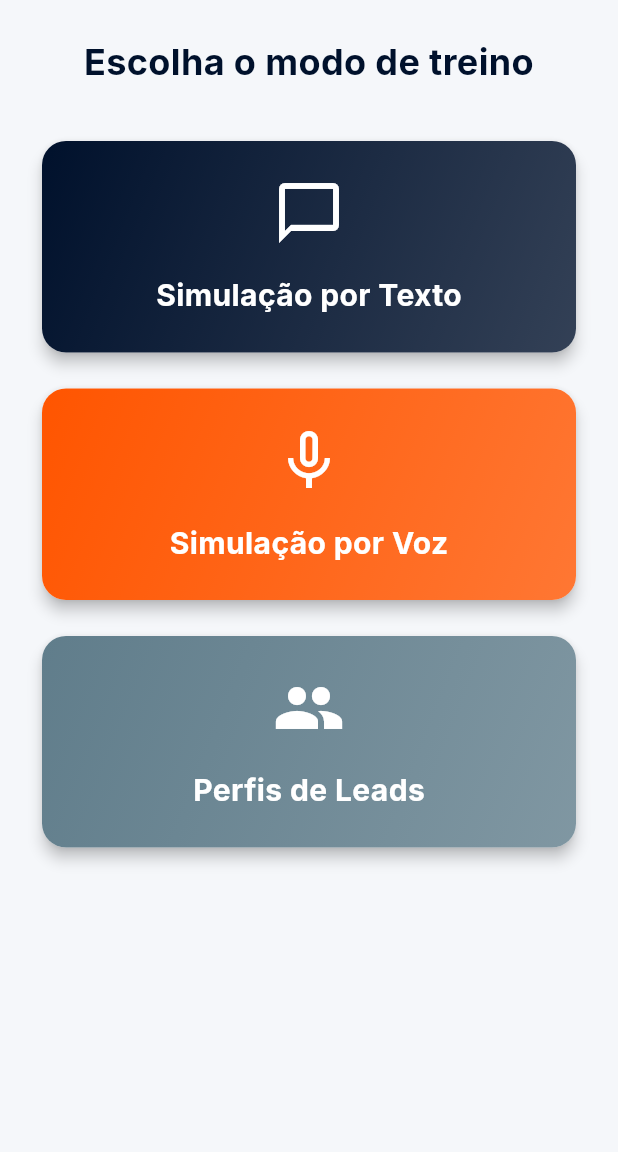
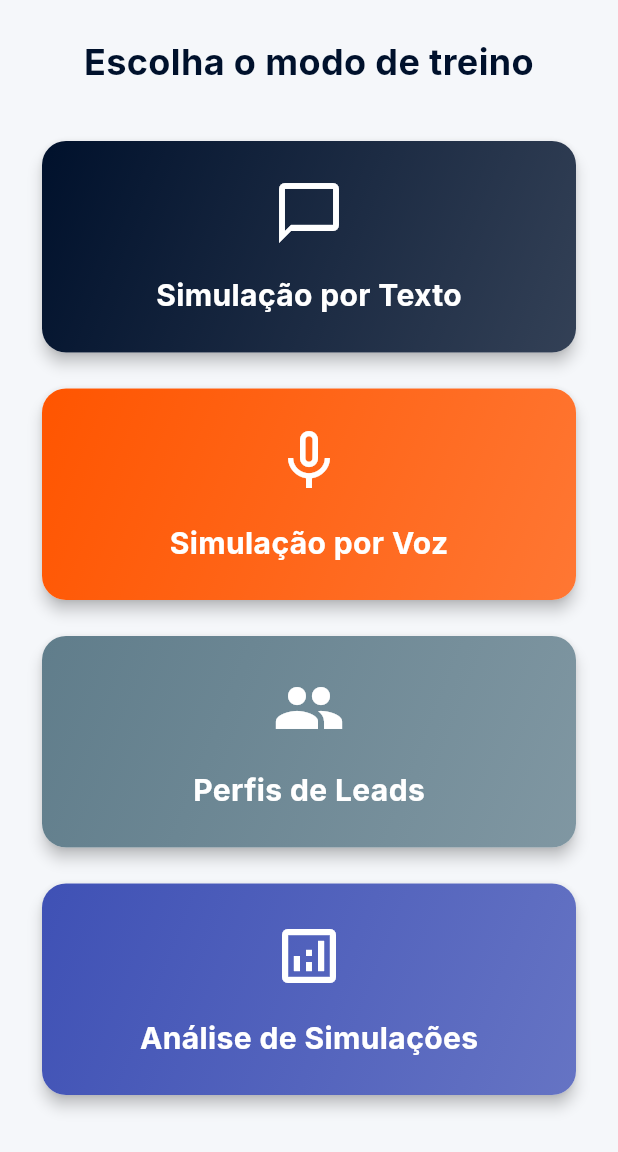
Before and after one commit to misasoares/AI-VOICE-ac360-chave-mestra, a Flutter app: the screen it shows after launch, on a phone screen of 412 x 824 dp, the part 84-1236 px from its top. Run offline on Flutter 3.47's test engine with Material 3 defaults, Android fonts, the phone set to English and light mode, and no system bars; our stand-ins replace flutter_dotenv, flutter_markdown, flutter_riverpod, google_fonts, shared_preferences; missing offline and left inert: record, sound_stream.

Commit message:
fix(ui): enable scrolling on home screen to prevent overflow

```diff
--- a/lib/features/home/presentation/home_screen.dart
+++ b/lib/features/home/presentation/home_screen.dart
@@ -6,6 +6,7 @@ import '../../simulation/presentation/voice_simulation_screen.dart';
 import '../../simulation/presentation/scenario_selection_screen.dart';
 
 import '../../lead_profiles/presentation/screens/lead_profile_list_screen.dart';
+import '../../simulation/presentation/simulation_history_screen.dart';
 
 import 'package:flutter_riverpod/flutter_riverpod.dart';
 import '../../lead_profiles/presentation/providers/lead_profile_list_provider.dart';
@@ -30,7 +31,7 @@ class HomeScreen extends ConsumerWidget {
           ),
         ],
       ),
-      body: Padding(
+      body: SingleChildScrollView(
         padding: const EdgeInsets.all(24.0),
         child: Column(
           crossAxisAlignment: CrossAxisAlignment.stretch,
@@ -163,6 +164,19 @@ class HomeScreen extends ConsumerWidget {
                         builder: (context) => const LeadProfileListScreen()));
               },
             ),
+            const SizedBox(height: 16),
+            _buildSimulationCard(
+              context,
+              title: 'Análise de Simulações',
+              icon: Icons.analytics_outlined,
+              color: Colors.indigo,
+              onTap: () {
+                Navigator.push(
+                    context,
+                    MaterialPageRoute(
+                        builder: (context) => const SimulationHistoryScreen()));
+              },
+            ),
           ],
         ),
       ),
```
